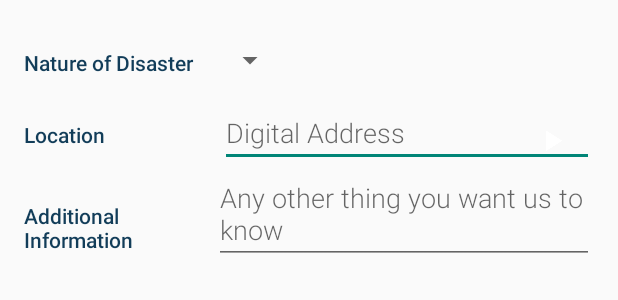
After one commit to Oberkoh/NDLS, an Android app: the layout report_disaster.xml on its own in the app's theme, with its tools: preview values and no code run, on a phone screen of 412 x 824 dp. The commit adds this screen. Shown: the top 300 px of the screen. Run offline under Robolectric (Android 15) with nearby library versions, the phone set to English and light mode, and no system bars.

Commit message:
BASIC User Interface Completed

```diff
--- /dev/null
+++ b/app/src/main/java/com/example/android/ndls/EditProfileActivity.java
@@ -0,0 +1,6 @@
+package com.example.android.ndls;
+
+import android.app.Activity;
+
+public class EditProfileActivity extends Activity {
+}
--- /dev/null
+++ b/app/src/main/java/com/example/android/ndls/ReportDisasterActivity.java
@@ -0,0 +1,6 @@
+package com.example.android.ndls;
+
+import android.app.Activity;
+
+public class ReportDisasterActivity extends Activity {
+}
--- /dev/null
+++ b/app/src/main/res/layout/report_disaster.xml
@@ -0,0 +1,104 @@
+<?xml version="1.0" encoding="utf-8"?>
+<!-- Copyright (C) 2020 The National Disaster Logging System (NDLS) Project
+
+         This project is a property of Michael Oberkoh and Ruth Yankson
+         Unless giving explicit permission in writing, this project shouldn't be used whole or in part by a third person.
+
+    -->
+<LinearLayout
+    xmlns:android="http://schemas.android.com/apk/res/android"
+    xmlns:tools="http://schemas.android.com/tools"
+    android:layout_width="match_parent"
+    android:layout_height="match_parent"
+    android:orientation="vertical"
+    android:padding="@dimen/activity_margin"
+    tools:context=".ReportDisasterActivity">
+
+
+    <!-- Nature of disaster category -->
+    <LinearLayout
+        android:id="@+id/container_nature"
+        android:layout_width="match_parent"
+        android:layout_height="wrap_content"
+        android:orientation="horizontal">
+
+        <!-- Label -->
+        <TextView
+            android:text="@string/category_nature_of_disaster"
+            style="@style/CategoryStyle" />
+
+        <!-- Input field -->
+        <LinearLayout
+            android:layout_height="wrap_content"
+            android:layout_width="0dp"
+            android:layout_weight="2"
+            android:orientation="vertical">
+
+            <!-- Nature of disaster drop-down spinner -->
+            <!-- For now use the values for gender as placeholder -->
+            <Spinner
+                android:id="@+id/spinner_nature_of_disaster"
+                android:layout_height="48dp"
+                android:layout_width="wrap_content"
+                android:paddingRight="16dp"
+                android:spinnerMode="dropdown"/>
+        </LinearLayout>
+    </LinearLayout>
+
+    <!-- location category -->
+    <LinearLayout
+        android:id="@+id/container_location"
+        android:layout_width="match_parent"
+        android:layout_height="wrap_content"
+        android:orientation="horizontal">
+
+        <!-- Label -->
+        <TextView
+            android:text="@string/category_location"
+            style="@style/CategoryStyle" />
+
+        <!-- Input fields -->
+        <RelativeLayout
+            android:layout_height="wrap_content"
+            android:layout_width="0dp"
+            android:layout_weight="2"
+            android:paddingLeft="4dp">
+
+            <!-- Location field -->
+            <EditText
+                android:id="@+id/edit_location"
+                android:hint="@string/hint_location"
+                android:inputType="textCapWords"
+                style="@style/EditorFieldStyle" />
+
+            <!-- Location picker (For now use a dummy play image) -->
+            <ImageView
+                android:id="@+id/label_location_picker"
+                style="@style/EditorUnitsStyle"
+                android:src="@drawable/ic_play_arrow"/>
+        </RelativeLayout>
+    </LinearLayout>
+
+    <!-- Additional Information category -->
+    <LinearLayout
+        android:layout_width="match_parent"
+        android:layout_height="wrap_content"
+        android:orientation="horizontal">
+
+        <!-- Label -->
+        <TextView
+            android:text="@string/category_additional_information"
+            style="@style/CategoryStyle" />
+
+            <!-- Name field -->
+            <EditText
+                android:id="@+id/edit_additional_information"
+                android:hint="@string/hint_additional_information"
+                android:inputType="textMultiLine"
+                android:layout_width="0dp"
+                android:layout_weight="2"
+                style="@style/EditorFieldStyle" />
+
+    </LinearLayout>
+
+</LinearLayout>
--- a/app/src/main/res/values/dimens.xml
+++ b/app/src/main/res/values/dimens.xml
@@ -10,4 +10,7 @@
 
     <!-- Margin around the floating action button in CatalogActivity -->
     <dimen name="fab_margin">16dp</dimen>
+
+    <!-- Common margin value used throughout the app -->
+    <dimen name="activity_margin">16dp</dimen>
 </resources>
--- a/app/src/main/res/values/strings.xml
+++ b/app/src/main/res/values/strings.xml
@@ -13,6 +13,49 @@
 
     <!-- Category name for the Profile of the user [CHAR LIMIT=20] -->
     <string name="category_profiles">Profile</string>
+
+    <!-- Label for full name information in the editor [CHAR LIMIT=30] -->
+    <string name="category_name">Name</string>
+
+    <!-- Label for personal contact information in the editor [CHAR LIMIT=30] -->
+    <string name="category_contact">Contact</string>
+
+    <!-- Label for Emergency Contact (ICE) information in the editor [CHAR LIMIT=30] -->
+    <string name="category_emergency">Emergency</string>
+
+    <!-- Text hint for the full name field in the editor [CHAR LIMIT=30] -->
+    <string name="hint_name">Full Name</string>
+
+    <!-- Text hint for the contact field in the editor [CHAR LIMIT=30] -->
+    <string name="hint_contact">Personal Number</string>
+
+    <!-- Text hint for the emergency contact field in the editor [CHAR LIMIT=30] -->
+    <string name="hint_emergency">Contact Number for Emergency</string>
+
+    <!-- Label for Nature of the Disaster in the report disaster editor [CHAR LIMIT=30] -->
+    <string name="category_nature_of_disaster">Nature of Disaster</string>
+
+    <!-- Label for Location of the Disaster in the report disaster editor [CHAR LIMIT=30] -->
+    <string name="category_location">Location</string>
+
+    <!-- Text hint for Location of the Disaster in the report disaster editor [CHAR LIMIT=30] -->
+    <string name="hint_location">Digital Address</string>
+
+    <!-- Label for Additional Information of the Disaster in the report disaster editor [CHAR LIMIT=30] -->
+    <string name="category_additional_information">Additional Information</string>
+
+    <!-- Text hint for Additional Information of the Disaster in the report disaster editor [CHAR LIMIT=30] -->
+    <string name="hint_additional_information">Any other thing you want us to know</string>
+
+
+
+
+
+
+
+
+
+
 
     <!-- Vocabulary word for the color red [CHAR LIMIT=20] -->
     <string name="color_red">red</string>
--- a/app/src/main/res/values/styles.xml
+++ b/app/src/main/res/values/styles.xml
@@ -31,4 +31,44 @@
     <style name="CategoryTabTextAppearance" parent="TextAppearance.Design.Tab">
         <item name="android:textColor">#A8A19E</item>
     </style>
+
+    <!-- Theme of the editor -->
+    <style name="EditorTheme" parent="Theme.AppCompat.Light.DarkActionBar">
+        <item name="colorPrimary">@color/editorColorPrimary</item>
+        <item name="colorPrimaryDark">@color/editorColorPrimaryDark</item>
+        <item name="colorAccent">@color/colorAccent</item>
+    </style>
+
+    <!-- Style for a category in the editor -->
+    <style name="CategoryStyle">
+        <item name="android:layout_height">wrap_content</item>
+        <item name="android:layout_width">0dp</item>
+        <item name="android:layout_weight">1</item>
+        <item name="android:paddingTop">16dp</item>
+        <item name="android:textColor">@color/colorAccent</item>
+        <item name="android:fontFamily">sans-serif-medium</item>
+        <item name="android:textAppearance">?android:textAppearanceSmall</item>
+    </style>
+
+    <!-- Style for an EditText field in the editor -->
+    <style name="EditorFieldStyle">
+        <item name="android:layout_height">wrap_content</item>
+        <item name="android:layout_width">match_parent</item>
+        <item name="android:fontFamily">sans-serif-light</item>
+        <item name="android:textAppearance">?android:textAppearanceMedium</item>
+    </style>
+
+    <!-- Style for the measurement units for an EditText field in the editor -->
+    <style name="EditorUnitsStyle">
+        <item name="android:layout_height">wrap_content</item>
+        <item name="android:layout_width">wrap_content</item>
+        <item name="android:layout_alignParentRight">true</item>
+        <item name="android:paddingRight">16dp</item>
+        <item name="android:paddingTop">16dp</item>
+        <item name="android:textAppearance">?android:textAppearanceSmall</item>
+    </style>
+
+    <color name="editorColorPrimary">#f4b41a</color>
+    <color name="editorColorPrimaryDark">#bc8500</color>
+    <color name="colorAccent">#123d59</color>
 </resources>
```
Also changed, not shown: app/src/main/res/layout/edit_profile.xml (added, +80 -0 lines).
